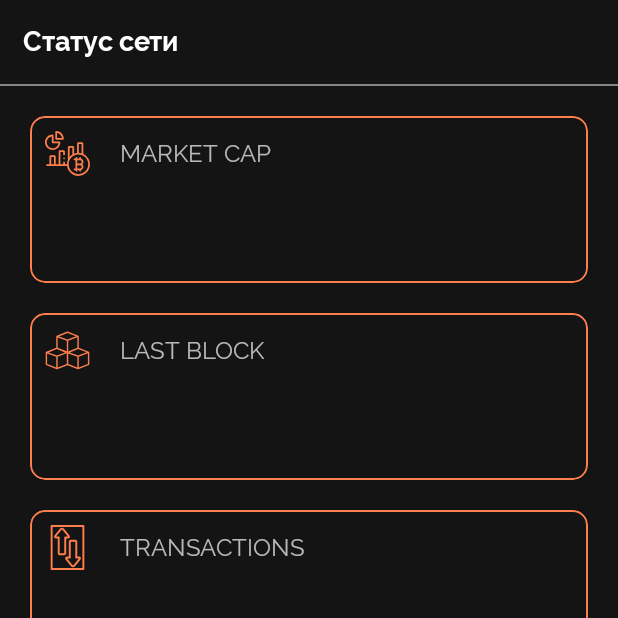
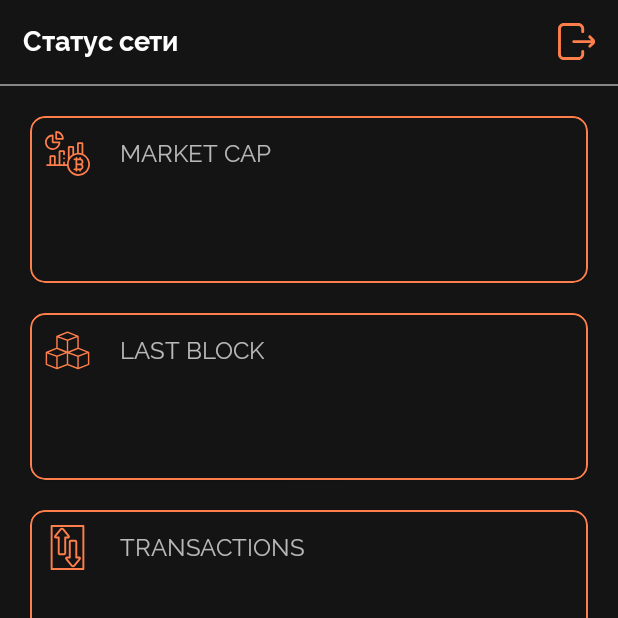
Before and after one commit to TheVigor/MinterInfoApp, an Android app: the fragment StatusFragment placed in its activity, on a phone screen of 412 x 824 dp, the top half of it. Run offline under Robolectric (Android 15) with nearby library versions, the phone set to English and light mode, and no system bars; libraries missing offline, so code that uses them is left out: com.jakewharton.retrofit2; 8 statements that could not run were skipped.

Commit message:
logout for address walet

```diff
--- a/app/src/main/java/com/minter/info/app/features/main/status/StatusFragment.kt
+++ b/app/src/main/java/com/minter/info/app/features/main/status/StatusFragment.kt
@@ -7,8 +7,11 @@ import android.view.View
 import android.view.ViewGroup
 
 import com.minter.info.app.R
+import com.minter.info.app.core.base.BaseActivity
 import com.minter.info.app.core.base.Result
 import com.minter.info.app.core.data.remote.models.status.StatusInfo
+import com.minter.info.app.core.extentions.activities.logout
+import com.minter.info.app.core.extentions.activities.showQuestionAlertDialog
 import com.minter.info.app.core.extentions.gone
 import com.minter.info.app.core.extentions.round
 import com.minter.info.app.core.extentions.showToast
@@ -39,8 +42,23 @@ class StatusFragment : Fragment() {
     override fun onViewCreated(view: View, savedInstanceState: Bundle?) {
         super.onViewCreated(view, savedInstanceState)
 
+        initToolbar()
         initViewModel()
+
         statusViewModel.getStatusInfo()
+    }
+
+    private fun initToolbar() {
+        ivLogout.setOnClickListener {
+            requireActivity().showQuestionAlertDialog(
+                title = getString(R.string.change_wallet_address),
+                message = getString(R.string.are_you_sure_to_change_wallet_address),
+                positiveAction = { _, _ ->
+                    (requireActivity() as BaseActivity).walletAddressRepository.walletAddress = ""
+                    requireActivity().logout()
+                }
+            )
+        }
     }
 
     private fun initViewModel() {
--- a/app/src/main/res/drawable/ic_logout.xml
+++ b/app/src/main/res/drawable/ic_logout.xml
@@ -4,6 +4,6 @@
     android:viewportWidth="511"
     android:viewportHeight="512">
   <path
-      android:fillColor="@color/colorGray"
+      android:fillColor="@color/colorAccent"
       android:pathData="m361.5,392v40c0,44.113 -35.887,80 -80,80h-201c-44.113,0 -80,-35.887 -80,-80v-352c0,-44.113 35.887,-80 80,-80h201c44.113,0 80,35.887 80,80v40c0,11.047 -8.953,20 -20,20s-20,-8.953 -20,-20v-40c0,-22.055 -17.945,-40 -40,-40h-201c-22.055,0 -40,17.945 -40,40v352c0,22.055 17.945,40 40,40h201c22.055,0 40,-17.945 40,-40v-40c0,-11.047 8.953,-20 20,-20s20,8.953 20,20zM497.855,221.645 L453.07,176.859c-7.813,-7.813 -20.477,-7.813 -28.285,0 -7.813,7.809 -7.813,20.473 0,28.281l31.855,31.859h-240.141c-11.047,0 -20,8.953 -20,20s8.953,20 20,20h240.141l-31.855,31.859c-7.813,7.809 -7.813,20.473 0,28.281 3.906,3.906 9.023,5.859 14.141,5.859 5.121,0 10.238,-1.953 14.145,-5.859l44.785,-44.785c19.496,-19.496 19.496,-51.215 0,-70.711zM497.855,221.645"/>
 </vector>
--- a/app/src/main/res/layout/fragment_status.xml
+++ b/app/src/main/res/layout/fragment_status.xml
@@ -31,6 +31,19 @@
                 app:layout_constraintStart_toStartOf="parent"
 
                 android:text="@string/status"/>
+
+            <ImageView
+                android:id="@+id/ivLogout"
+                style="@style/ToolbarIcon"
+
+                android:layout_width="@dimen/spacing_55"
+                android:layout_height="@dimen/spacing_55"
+
+                android:src="@drawable/ic_logout"
+
+                app:layout_constraintEnd_toEndOf="parent"
+                app:layout_constraintTop_toTopOf="parent"
+                app:layout_constraintBottom_toBottomOf="parent"/>
 
         </androidx.constraintlayout.widget.ConstraintLayout>
     </androidx.appcompat.widget.Toolbar>
--- a/app/src/main/res/values/dimens.xml
+++ b/app/src/main/res/values/dimens.xml
@@ -17,4 +17,5 @@
     <dimen name="spacing_70">70dp</dimen>
     <dimen name="spacing_35">35dp</dimen>
     <dimen name="text_size_16">16sp</dimen>
+    <dimen name="spacing_55">55dp</dimen>
 </resources>
--- a/app/src/main/res/values/strings.xml
+++ b/app/src/main/res/values/strings.xml
@@ -21,4 +21,6 @@
     <string name="last_block">Last Block</string>
     <string name="s">s</string>
     <string name="transactions">transactions</string>
+    <string name="change_wallet_address">Смена адреса кошелька</string>
+    <string name="are_you_sure_to_change_wallet_address">Вы уверены, что хотите сменить адрес кошелька?</string>
 </resources>
--- a/app/src/main/res/values/styles.xml
+++ b/app/src/main/res/values/styles.xml
@@ -60,6 +60,15 @@
         <item name="android:textSize">18sp</item>
     </style>
 
-
+    <style name="ToolbarIcon">
+        <item name="android:layout_width">50dp</item>
+        <item name="android:layout_height">50dp</item>
+        <item name="android:paddingTop">15dp</item>
+        <item name="android:paddingBottom">15dp</item>
+        <item name="android:paddingStart">15dp</item>
+        <item name="android:paddingEnd">15dp</item>
+        <item name="android:background">?selectableItemBackgroundBorderless</item>
+        <item name="android:clickable">true</item>
+    </style>
 
 </resources>
```
Also changed, not shown: app/src/main/java/com/minter/info/app/core/extentions/activities/ActivityNavigationExtentions.kt (+11 -0 lines).
